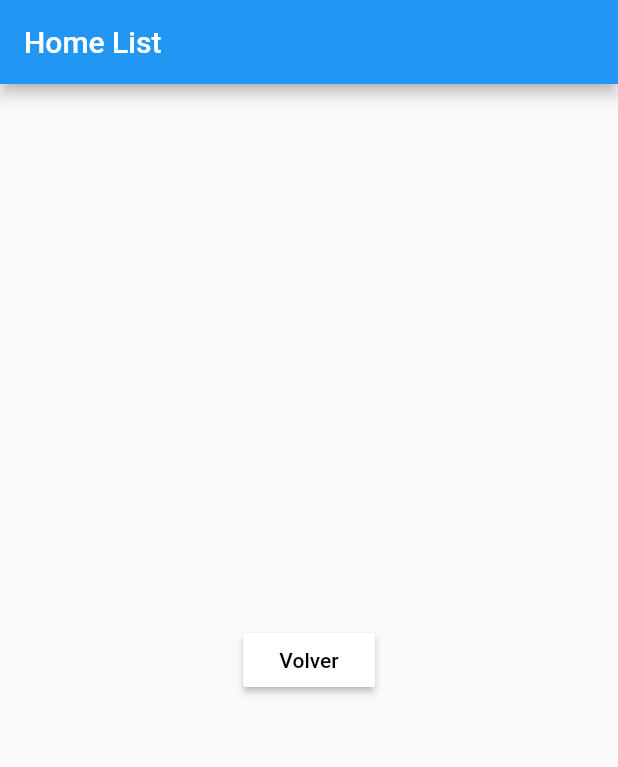
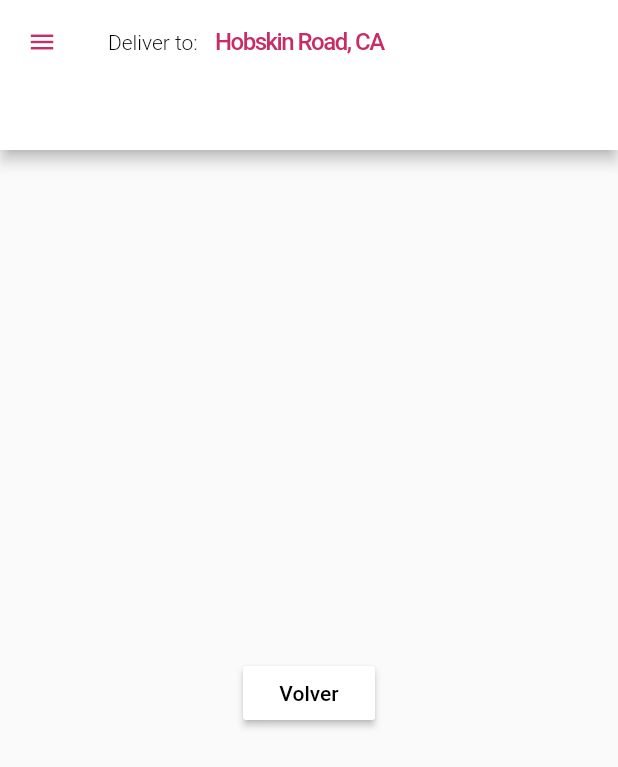
Before and after one commit to JesusMurF/flutter-foodie, a Flutter app: the screen it shows after launch, after a tap on "Start Ordering", on a phone screen of 412 x 824 dp. Shown: the top 767 px of the screen. Run offline on Flutter 3.47's test engine with Material 2 defaults, Android fonts, the phone set to English and light mode, and no system bars.

Commit message:
:sparkles: appBar custom started

```diff
--- a/lib/pages/home_list.dart
+++ b/lib/pages/home_list.dart
@@ -1,13 +1,42 @@
 import 'package:flutter/material.dart';
 
 class HomeList extends StatelessWidget {
+  final Color _appBarColorText = Color.fromRGBO(200, 44, 100, 1);
+
   @override
   Widget build(BuildContext context) {
     return MaterialApp(
       title: 'Material App',
       home: Scaffold(
-        appBar: AppBar(
-          title: Text('Home List'),
+        appBar: PreferredSize(
+          preferredSize: Size.fromHeight(100.0),
+          child: AppBar(
+              backgroundColor: Colors.white,
+              leading: IconButton(
+                icon: Icon(Icons.menu, color: _appBarColorText, size: 20.0),
+                onPressed: () {},
+              ),
+              title: Row(
+                children: <Widget>[
+                  Container(
+                    margin: EdgeInsets.only(right: 12.0),
+                    child: Text(
+                      'Deliver to:',
+                      style: TextStyle(
+                          color: Colors.black,
+                          fontWeight: FontWeight.w300,
+                          fontSize: 14.0),
+                    ),
+                  ),
+                  Text(
+                    'Hobskin Road, CA',
+                    style: TextStyle(
+                        color: _appBarColorText,
+                        fontSize: 16.0,
+                        letterSpacing: -1),
+                  )
+                ],
+              )),
         ),
         body: Center(
           child: Container(
```
